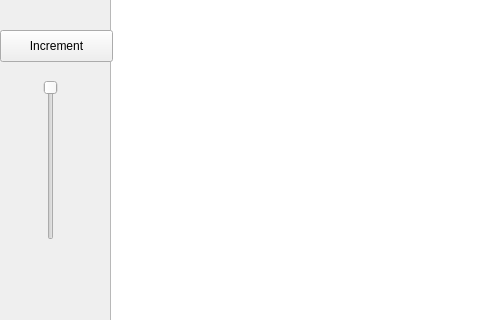
Qt form mainwindow.ui (CISVVC/CIS202-GraphicsView) before a commit; both pictures show x 0 to 480 and y 87 to 407 of the 1145 by 837 pixel window.
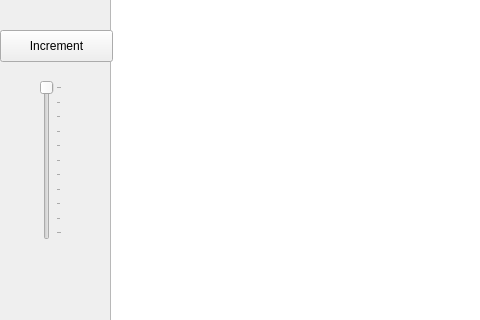
The same form after that commit.

The edit to the form file:
```diff
--- a/mainwindow.ui
+++ b/mainwindow.ui
@@ -52,12 +52,21 @@
     <property name="maximum">
      <number>1000</number>
     </property>
+    <property name="singleStep">
+     <number>10</number>
+    </property>
+    <property name="pageStep">
+     <number>100</number>
+    </property>
     <property name="orientation">
      <enum>Qt::Vertical</enum>
     </property>
     <property name="invertedAppearance">
      <bool>true</bool>
     </property>
+    <property name="tickPosition">
+     <enum>QSlider::TicksBelow</enum>
+    </property>
    </widget>
   </widget>
   <widget class="QMenuBar" name="menuBar">
```
